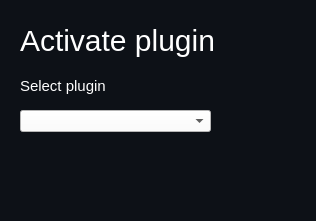
Old version of the form dialogs/activate_plugin_dialog/activate_plugin_design.ui in the repository An72ty/ITTOOLS2.0.0demo.
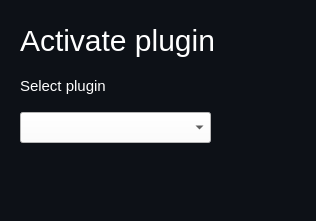
New version of the form. Icons and pictures are not drawn.

Commit message: fixed icons of dialogs designs

What changed in the file:
```diff
--- a/dialogs/activate_plugin_dialog/activate_plugin_design.ui
+++ b/dialogs/activate_plugin_dialog/activate_plugin_design.ui
@@ -64,7 +64,7 @@
    <property name="geometry">
     <rect>
      <x>220</x>
-     <y>100</y>
+     <y>110</y>
      <width>35</width>
      <height>35</height>
     </rect>
@@ -100,7 +100,7 @@
    <property name="geometry">
     <rect>
      <x>260</x>
-     <y>100</y>
+     <y>110</y>
      <width>35</width>
      <height>35</height>
     </rect>
@@ -136,9 +136,9 @@
    <property name="geometry">
     <rect>
      <x>20</x>
-     <y>110</y>
+     <y>112</y>
      <width>191</width>
-     <height>22</height>
+     <height>31</height>
     </rect>
    </property>
    <property name="styleSheet">
```
Left out of the diff: 2 changed lines with no effect on the pictures. The commit also changes 6 other files.
